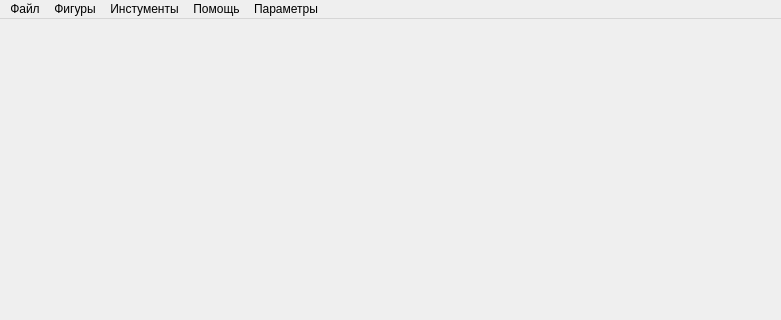
This is UI1.ui in Fazam-coder/graphics_editor as Qt 5 draws it before an edit; both pictures show x 0 to 781 and y 0 to 320 of the 781 by 600 pixel window. The edited form follows.
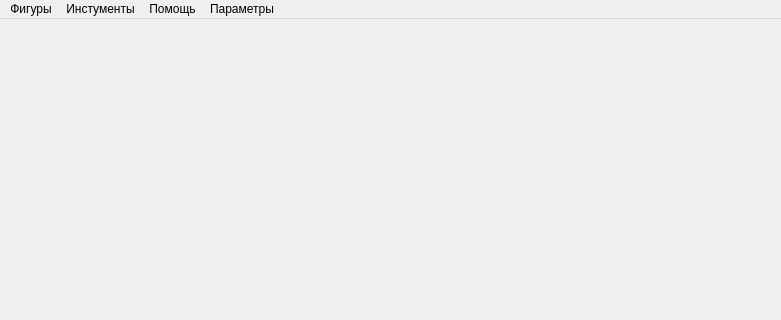
This is the edited form.

The edit to the form file:
```diff
--- a/UI1.ui
+++ b/UI1.ui
@@ -65,13 +65,6 @@
     <addaction name="action_back"/>
     <addaction name="action_forward"/>
    </widget>
-   <widget class="QMenu" name="menu_file">
-    <property name="title">
-     <string>Файл</string>
-    </property>
-    <addaction name="action_open"/>
-    <addaction name="action_save"/>
-   </widget>
    <widget class="QMenu" name="menu_options">
     <property name="title">
      <string>Параметры</string>
@@ -79,7 +72,6 @@
     <addaction name="action_thickness"/>
     <addaction name="action_color"/>
    </widget>
-   <addaction name="menu_file"/>
    <addaction name="menu_figures"/>
    <addaction name="menu_instruments"/>
    <addaction name="menu_help"/>
```
